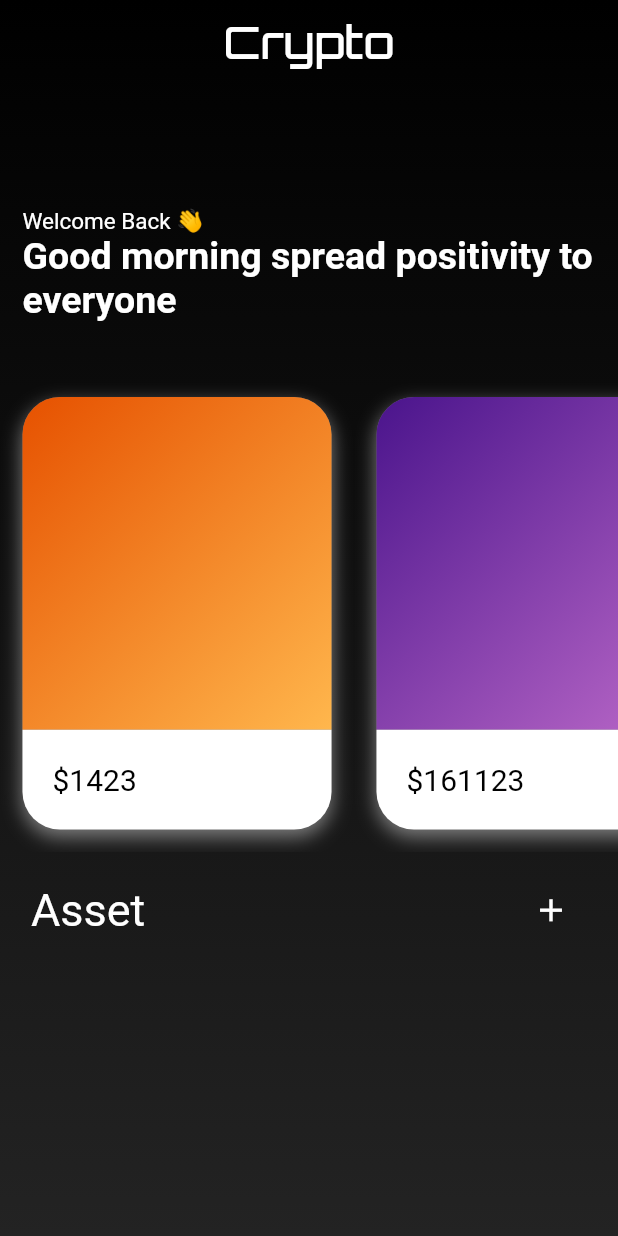
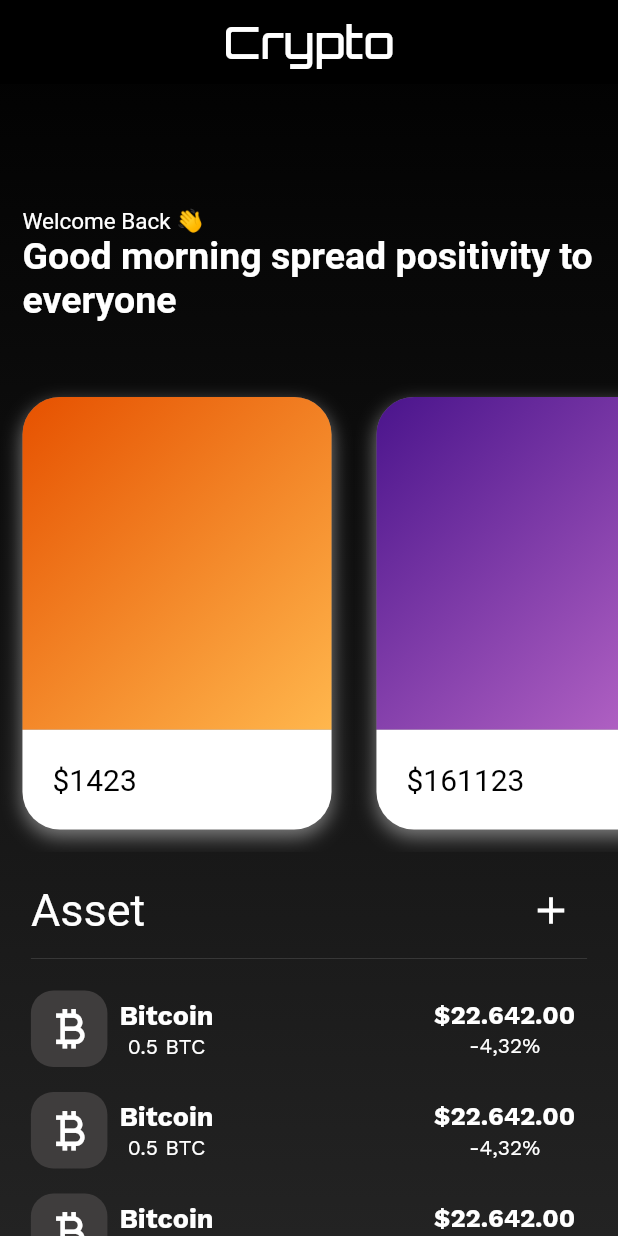
Before and after one commit to DyrALT/crypto_watcher, a Flutter app: the screen it shows after launch, on a phone screen of 412 x 824 dp. Run offline on Flutter 3.47's test engine with Material 2 defaults, Android fonts, the light colour scheme and no system bars; our stand-ins replace google_fonts; Roboto replaces fonts that are missing (Staatliches).

Commit message:
asset card

```diff
--- a/lib/pages/home_page.dart
+++ b/lib/pages/home_page.dart
@@ -1,3 +1,4 @@
+import 'package:crypto_watcher/widgets/asset_card.dart';
 import 'package:crypto_watcher/widgets/myscffold.dart';
 import 'package:crypto_watcher/widgets/statistic_card.dart';
 import 'package:flutter/material.dart';
@@ -21,7 +22,17 @@ class _HomePageState extends State<HomePage> {
             const SizedBox(
               height: 20,
             ),
-            SingleChildScrollView(
+            statisticCards(),
+            const SizedBox(
+              height: 15,
+            ),
+            assetList(context),
+          ],
+        ));
+  }
+
+  SingleChildScrollView statisticCards() {
+    return SingleChildScrollView(
       scrollDirection: Axis.horizontal,
       physics: const BouncingScrollPhysics(),
       child: Row(
@@ -48,25 +59,34 @@ class _HomePageState extends State<HomePage> {
           ),
         ],
       ),
-            ),
-            const SizedBox(
-              height: 15,
-            ),
-            Padding(
+    );
+  }
+
+  Padding assetList(BuildContext context) {
+    return Padding(
       padding: EdgeInsets.fromLTRB(MediaQuery.of(context).size.width * 0.05, 0, MediaQuery.of(context).size.width * 0.05, 0),
-              child: Row(
+      child: Column(children: [
+        Row(
           mainAxisAlignment: MainAxisAlignment.spaceBetween,
           children: [
             Text(
               'Asset',
               style: GoogleFonts.staatliches(fontSize: 30),
             ),
-                  IconButton(iconSize: 25, icon: const Icon(Icons.add), onPressed: () {}),
+            IconButton(iconSize: 30, icon: const Icon(Icons.add), onPressed: () {}),
           ],
         ),
+        Row(
+          children: const [
+            Expanded(child: Divider()),
+          ],
         ),
-          ],
-        ));
+        const AssetCard(icon: Icons.currency_bitcoin, title: 'Bitcoin', text1: '0.5 BTC', text2: '\$22.642.00', text3: '-4,32%'),
+        const AssetCard(icon: Icons.currency_bitcoin, title: 'Bitcoin', text1: '0.5 BTC', text2: '\$22.642.00', text3: '-4,32%'),
+        const AssetCard(icon: Icons.currency_bitcoin, title: 'Bitcoin', text1: '0.5 BTC', text2: '\$22.642.00', text3: '-4,32%'),
+        const AssetCard(icon: Icons.currency_bitcoin, title: 'Bitcoin', text1: '0.5 BTC', text2: '\$22.642.00', text3: '-4,32%'),
+      ]),
+    );
   }
 
   Padding welcomeText() {
--- /dev/null
+++ b/lib/widgets/asset_card.dart
@@ -0,0 +1,50 @@
+import 'package:flutter/material.dart';
+import 'package:google_fonts/google_fonts.dart';
+
+class AssetCard extends StatelessWidget {
+  final IconData icon;
+  final String title;
+  final String text1;
+  final String text2;
+  final String text3;
+  const AssetCard({Key? key, required this.icon, required this.title, required this.text1, required this.text2, required this.text3}) : super(key: key);
+
+  @override
+  Widget build(BuildContext context) {
+    return Container(
+      margin: const EdgeInsets.fromLTRB(0, 10, 0, 0),
+      height: MediaQuery.of(context).size.height * 0.07,
+      child: Row(
+        mainAxisAlignment: MainAxisAlignment.spaceBetween,
+        children: <Widget>[
+          Container(
+            padding: const EdgeInsets.all(8.0),
+            decoration: const BoxDecoration(color: Color.fromARGB(255, 63, 61, 61), borderRadius: BorderRadius.all(Radius.circular(15))),
+            child: Icon(icon, size: 35),
+          ),
+          Padding(
+            padding: const EdgeInsets.all(8.0),
+            child: Column(
+              mainAxisAlignment: MainAxisAlignment.spaceAround,
+              children: [
+                Text(title, style: GoogleFonts.workSans(fontSize: 18, fontWeight: FontWeight.bold)),
+                Text(text1, style: GoogleFonts.workSans()),
+              ],
+            ),
+          ),
+          const Spacer(),
+          Padding(
+            padding: const EdgeInsets.all(8.0),
+            child: Column(
+              mainAxisAlignment: MainAxisAlignment.spaceAround,
+              children: [
+                Text(text2, style: GoogleFonts.workSans(fontSize: 17, fontWeight: FontWeight.bold)),
+                Text(text3, style: GoogleFonts.workSans()),
+              ],
+            ),
+          ),
+        ],
+      ),
+    );
+  }
+}
--- a/lib/widgets/myscffold.dart
+++ b/lib/widgets/myscffold.dart
@@ -29,7 +29,7 @@ class MyScaffold extends StatelessWidget {
               )
             : const SizedBox(),
         centerTitle: true,
-        backgroundColor: Colors.transparent,
+        backgroundColor: Colors.black,
         elevation: 0.0,
       ),
       body: Container(
@@ -40,6 +40,8 @@ class MyScaffold extends StatelessWidget {
           Color.fromARGB(255, 0, 0, 0),
           Color.fromARGB(255, 35, 35, 35),
         ], begin: Alignment.topCenter, end: Alignment.bottomCenter)),
+        child: SingleChildScrollView(
+          physics: const BouncingScrollPhysics(),
           child: Column(
             children: [
               SizedBox(
@@ -49,6 +51,7 @@ class MyScaffold extends StatelessWidget {
             ],
           ),
         ),
+      ),
     );
   }
 }
```
Lines whose indentation alone changed are shown as unchanged.
